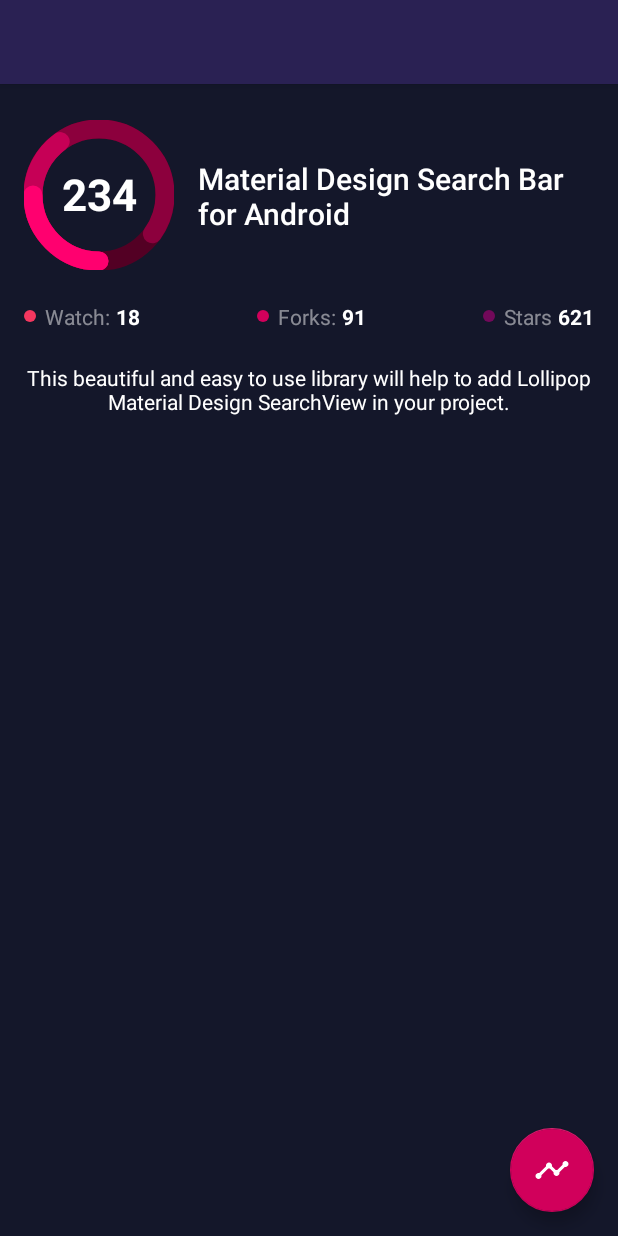
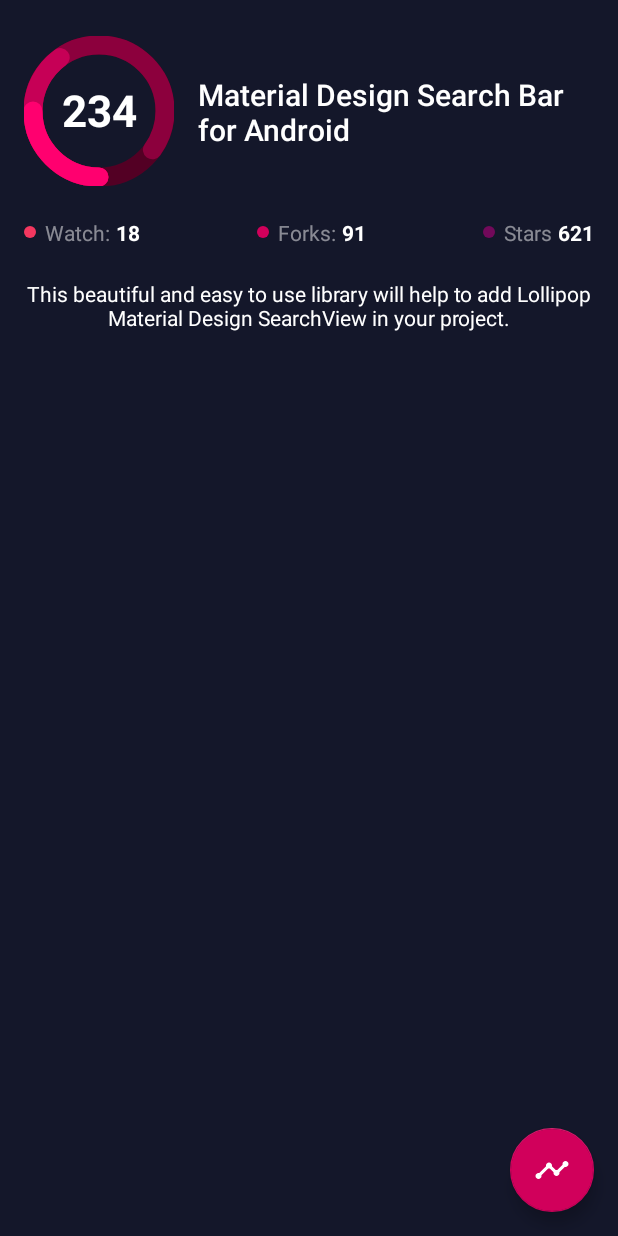
Before and after one commit to mancj/SlimChart, an Android app: the screen it shows after launch (MainActivity), on a phone screen of 412 x 824 dp. Run offline under Robolectric (Android 15) with nearby library versions, the phone set to English and light mode, and no system bars.

Commit message:
Remove App Bar
*Remove unused App Bar.

```diff
--- a/app/src/main/res/layout/activity_main.xml
+++ b/app/src/main/res/layout/activity_main.xml
@@ -6,20 +6,6 @@
     android:layout_height="match_parent"
     android:fitsSystemWindows="true"
     tools:context="com.mancj.example.MainActivity">
-
-    <android.support.design.widget.AppBarLayout
-        android:layout_width="match_parent"
-        android:layout_height="wrap_content"
-        android:theme="@style/AppTheme.AppBarOverlay">
-
-        <android.support.v7.widget.Toolbar
-            android:id="@+id/toolbar"
-            android:layout_width="match_parent"
-            android:layout_height="?attr/actionBarSize"
-            android:background="?attr/colorPrimary"
-            app:popupTheme="@style/AppTheme.PopupOverlay" />
-
-    </android.support.design.widget.AppBarLayout>
 
     <include layout="@layout/content_main" />
 
--- a/app/src/main/res/values/styles.xml
+++ b/app/src/main/res/values/styles.xml
@@ -1,20 +1,13 @@
 <resources>
-
     <!-- Base application theme. -->
-    <style name="AppTheme" parent="Theme.AppCompat.Light.DarkActionBar">
+    <style name="AppTheme" parent="Theme.AppCompat.Light.NoActionBar">
         <!-- Customize your theme here. -->
         <item name="colorPrimary">@color/colorPrimary</item>
         <item name="colorPrimaryDark">@color/colorPrimaryDark</item>
         <item name="colorAccent">@color/colorAccent</item>
     </style>
-
     <style name="AppTheme.NoActionBar">
         <item name="windowActionBar">false</item>
         <item name="windowNoTitle">true</item>
     </style>
-
-    <style name="AppTheme.AppBarOverlay" parent="ThemeOverlay.AppCompat.Dark.ActionBar" />
-
-    <style name="AppTheme.PopupOverlay" parent="ThemeOverlay.AppCompat.Light" />
-
 </resources>
```
Also changed, not shown: app/src/main/java/com/mancj/example/MainActivity.java (+1 -23 lines).
